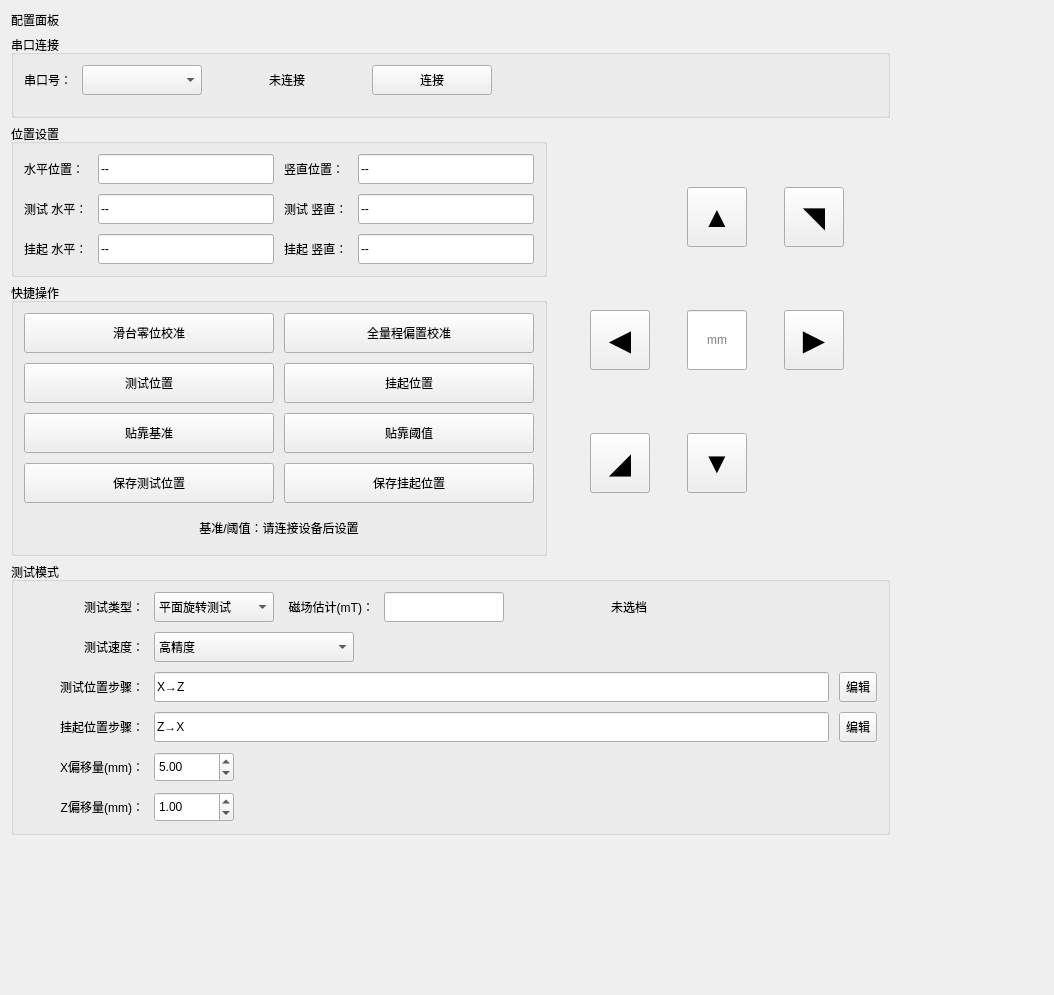
IceSugarZxy/MARS-pro, file src/ui/config_panel.ui: the form before one commit.
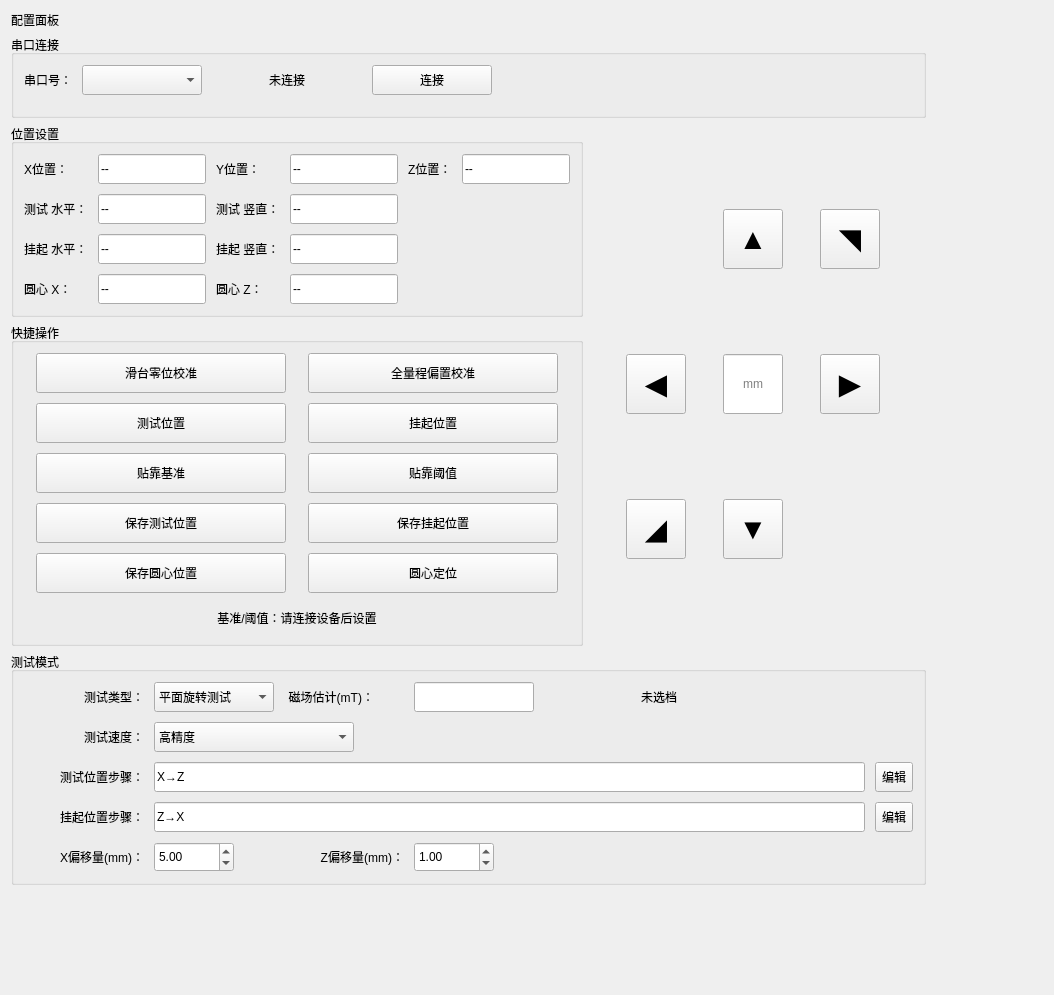
The form after the commit.

Commit message:
feat: 新增圆心定位并修复极数口径
- 配置与测量界面新增圆心位置保存/定位，按 Y 回零、X、Z 顺序执行\n- 增加三轴预查询、位置停滞重试、详细运动诊断日志\n- 修复历史记录和数据比对极数重复乘 2\n- 方向键短按默认距离改为 0.5 mm 并支持小数输入

Patch:
```diff
--- a/src/ui/config_panel.ui
+++ b/src/ui/config_panel.ui
@@ -241,7 +241,63 @@
         </property>
        </widget>
       </item>
-      <item row="4" column="0" colspan="2">
+      <item row="4" column="0">
+       <widget class="QPushButton" name="btn_center_position_save">
+        <property name="sizePolicy">
+         <sizepolicy hsizetype="Fixed" vsizetype="Fixed">
+          <horstretch>0</horstretch>
+          <verstretch>0</verstretch>
+         </sizepolicy>
+        </property>
+        <property name="minimumSize">
+         <size>
+          <width>250</width>
+          <height>40</height>
+         </size>
+        </property>
+        <property name="maximumSize">
+         <size>
+          <width>250</width>
+          <height>16777215</height>
+         </size>
+        </property>
+        <property name="toolTip">
+         <string>将当前左右 X、前后 Z 轴位置保存为圆心位置。</string>
+        </property>
+        <property name="text">
+         <string>保存圆心位置</string>
+        </property>
+       </widget>
+      </item>
+      <item row="4" column="1">
+       <widget class="QPushButton" name="btn_center_position">
+        <property name="sizePolicy">
+         <sizepolicy hsizetype="Fixed" vsizetype="Fixed">
+          <horstretch>0</horstretch>
+          <verstretch>0</verstretch>
+         </sizepolicy>
+        </property>
+        <property name="minimumSize">
+         <size>
+          <width>250</width>
+          <height>40</height>
+         </size>
+        </property>
+        <property name="maximumSize">
+         <size>
+          <width>250</width>
+          <height>16777215</height>
+         </size>
+        </property>
+        <property name="toolTip">
+         <string>先查询三轴；上下 Y 接近零位时跳过回零，再依次移动到左右 X、前后 Z。</string>
+        </property>
+        <property name="text">
+         <string>圆心定位</string>
+        </property>
+       </widget>
+      </item>
+      <item row="5" column="0" colspan="2">
        <widget class="QLabel" name="label_light_cal_status">
         <property name="minimumSize">
          <size>
@@ -303,7 +359,7 @@
          </size>
         </property>
         <property name="text">
-         <string>水平位置：</string>
+         <string>X位置：</string>
         </property>
        </widget>
       </item>
@@ -332,7 +388,7 @@
          </size>
         </property>
         <property name="text">
-         <string>竖直位置：</string>
+         <string>Y位置：</string>
         </property>
        </widget>
       </item>
@@ -352,6 +408,35 @@
         </property>
        </widget>
       </item>
+      <item row="0" column="4">
+       <widget class="QLabel" name="label_current_z">
+        <property name="minimumSize">
+         <size>
+          <width>0</width>
+          <height>30</height>
+         </size>
+        </property>
+        <property name="text">
+         <string>Z位置：</string>
+        </property>
+       </widget>
+      </item>
+      <item row="0" column="5">
+       <widget class="QLineEdit" name="position_z">
+        <property name="minimumSize">
+         <size>
+          <width>0</width>
+          <height>30</height>
+         </size>
+        </property>
+        <property name="text">
+         <string>--</string>
+        </property>
+        <property name="readOnly">
+         <bool>true</bool>
+        </property>
+       </widget>
+      </item>
       <item row="1" column="0">
        <widget class="QLabel" name="label_test_x">
         <property name="minimumSize">
@@ -468,6 +553,64 @@
         </property>
        </widget>
       </item>
+      <item row="3" column="0">
+       <widget class="QLabel" name="label_center_x">
+        <property name="minimumSize">
+         <size>
+          <width>0</width>
+          <height>30</height>
+         </size>
+        </property>
+        <property name="text">
+         <string>圆心 X：</string>
+        </property>
+       </widget>
+      </item>
+      <item row="3" column="1">
+       <widget class="QLineEdit" name="center_x_value">
+        <property name="minimumSize">
+         <size>
+          <width>0</width>
+          <height>30</height>
+         </size>
+        </property>
+        <property name="text">
+         <string>--</string>
+        </property>
+        <property name="readOnly">
+         <bool>true</bool>
+        </property>
+       </widget>
+      </item>
+      <item row="3" column="2">
+       <widget class="QLabel" name="label_center_z">
+        <property name="minimumSize">
+         <size>
+          <width>0</width>
+          <height>30</height>
+         </size>
+        </property>
+        <property name="text">
+         <string>圆心 Z：</string>
+        </property>
+       </widget>
+      </item>
+      <item row="3" column="3">
+       <widget class="QLineEdit" name="center_z_value">
+        <property name="minimumSize">
+         <size>
+          <width>0</width>
+          <height>30</height>
+         </size>
+        </property>
+        <property name="text">
+         <string>--</string>
+        </property>
+        <property name="readOnly">
+         <bool>true</bool>
+        </property>
+       </widget>
+      </item>
      </layout>
     </widget>
    </item>
@@ -651,34 +794,6 @@
         </property>
        </widget>
       </item>
-      <item row="6" column="0">
-       <widget class="QLabel" name="label_z_offset">
-        <property name="sizePolicy">
-         <sizepolicy hsizetype="Fixed" vsizetype="Preferred">
-          <horstretch>0</horstretch>
-          <verstretch>0</verstretch>
-         </sizepolicy>
-        </property>
-        <property name="minimumSize">
-         <size>
-          <width>120</width>
-          <height>30</height>
-         </size>
-        </property>
-        <property name="maximumSize">
-         <size>
-          <width>100</width>
-          <height>16777215</height>
-         </size>
-        </property>
-        <property name="text">
-         <string>Z偏移量(mm)：</string>
-        </property>
-        <property name="alignment">
-         <set>Qt::AlignRight|Qt::AlignTrailing|Qt::AlignVCenter</set>
-        </property>
-       </widget>
-      </item>
       <item row="1" column="4">
        <widget class="QLineEdit" name="edit_range_estimate">
         <property name="sizePolicy">
@@ -698,31 +813,6 @@
         </property>
        </widget>
       </item>
-      <item row="6" column="2">
-       <widget class="QDoubleSpinBox" name="spin_z_offset">
-        <property name="sizePolicy">
-         <sizepolicy hsizetype="Minimum" vsizetype="Fixed">
-          <horstretch>0</horstretch>
-          <verstretch>0</verstretch>
-         </sizepolicy>
-        </property>
-        <property name="minimumSize">
-         <size>
-          <width>80</width>
-          <height>30</height>
-         </size>
-        </property>
-        <property name="maximumSize">
-         <size>
-          <width>80</width>
-          <height>16777215</height>
-         </size>
-        </property>
-        <property name="value">
-         <double>1.000000000000000</double>
-        </property>
-       </widget>
-      </item>
       <item row="5" column="0">
        <widget class="QLabel" name="label_x_offset">
         <property name="sizePolicy">
@@ -954,6 +1044,59 @@
         </item>
        </widget>
       </item>
+      <item row="5" column="3">
+       <widget class="QLabel" name="label_z_offset">
+        <property name="sizePolicy">
+         <sizepolicy hsizetype="Fixed" vsizetype="Preferred">
+          <horstretch>0</horstretch>
+          <verstretch>0</verstretch>
+         </sizepolicy>
+        </property>
+        <property name="minimumSize">
+         <size>
+          <width>120</width>
+          <height>30</height>
+         </size>
+        </property>
+        <property name="maximumSize">
+         <size>
+          <width>100</width>
+          <height>16777215</height>
+         </size>
+        </property>
+        <property name="text">
+         <string>Z偏移量(mm)：</string>
+        </property>
+        <property name="alignment">
+         <set>Qt::AlignRight|Qt::AlignTrailing|Qt::AlignVCenter</set>
+        </property>
+       </widget>
+      </item>
+      <item row="5" column="4">
+       <widget class="QDoubleSpinBox" name="spin_z_offset">
+        <property name="sizePolicy">
+         <sizepolicy hsizetype="Minimum" vsizetype="Fixed">
+          <horstretch>0</horstretch>
+          <verstretch>0</verstretch>
+         </sizepolicy>
+        </property>
+        <property name="minimumSize">
+         <size>
+          <width>80</width>
+          <height>30</height>
+         </size>
+        </property>
+        <property name="maximumSize">
+         <size>
+          <width>80</width>
+          <height>16777215</height>
+         </size>
+        </property>
+        <property name="value">
+         <double>1.000000000000000</double>
+        </property>
+       </widget>
+      </item>
      </layout>
     </widget>
    </item>
```
The commit also changes 12 other files.
